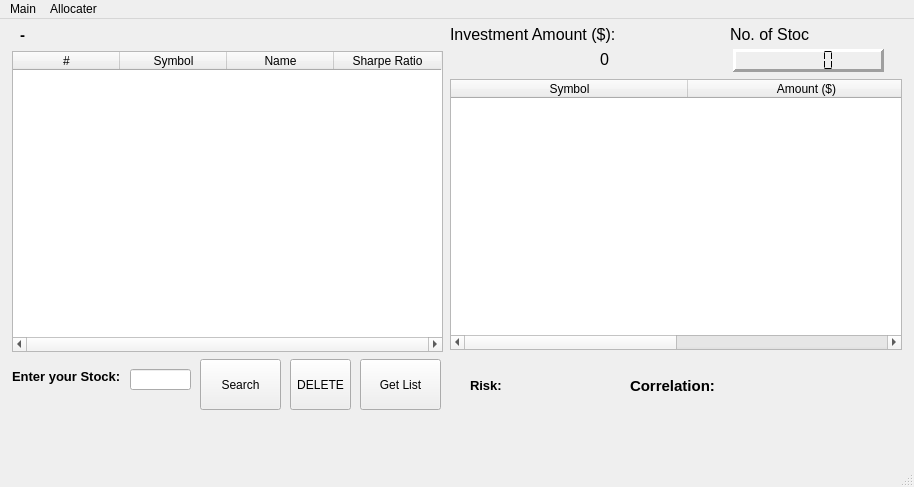
Qt form main.ui (zethsqx/simple-qf-calc-py) before a commit.
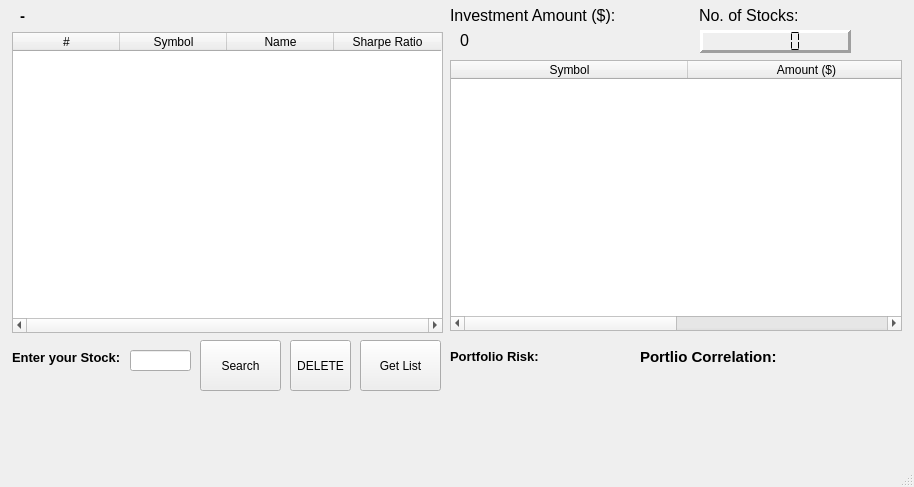
The same form after that commit.

What changed in the file:
```diff
--- a/main.ui
+++ b/main.ui
@@ -299,7 +299,7 @@
      <rect>
       <x>450</x>
       <y>0</y>
-      <width>171</width>
+      <width>221</width>
       <height>31</height>
      </rect>
     </property>
@@ -315,7 +315,7 @@
    <widget class="QLCDNumber" name="stockLCD">
     <property name="geometry">
      <rect>
-      <x>733</x>
+      <x>700</x>
       <y>30</y>
       <width>151</width>
       <height>23</height>
@@ -341,7 +341,7 @@
    <widget class="QLabel" name="investLabel">
     <property name="geometry">
      <rect>
-      <x>600</x>
+      <x>460</x>
       <y>30</y>
       <width>111</width>
       <height>21</height>
@@ -359,9 +359,9 @@
    <widget class="QLabel" name="label_3">
     <property name="geometry">
      <rect>
-      <x>730</x>
+      <x>699</x>
       <y>5</y>
-      <width>80</width>
+      <width>111</width>
       <height>21</height>
      </rect>
     </property>
@@ -400,8 +400,8 @@
    <widget class="QLabel" name="label_4">
     <property name="geometry">
      <rect>
-      <x>470</x>
-      <y>350</y>
+      <x>450</x>
+      <y>340</y>
       <width>114</width>
       <height>33</height>
      </rect>
@@ -414,14 +414,14 @@
      </font>
     </property>
     <property name="text">
-     <string>Risk:</string>
+     <string>Portfolio Risk:</string>
     </property>
    </widget>
    <widget class="QLabel" name="label_5">
     <property name="geometry">
      <rect>
-      <x>630</x>
-      <y>350</y>
+      <x>640</x>
+      <y>340</y>
       <width>161</width>
       <height>33</height>
      </rect>
@@ -434,15 +434,15 @@
      </font>
     </property>
     <property name="text">
-     <string>Correlation:</string>
+     <string>Portlio Correlation:</string>
     </property>
    </widget>
    <widget class="QLabel" name="riskValue">
     <property name="geometry">
      <rect>
-      <x>560</x>
-      <y>350</y>
-      <width>61</width>
+      <x>450</x>
+      <y>370</y>
+      <width>141</width>
       <height>33</height>
      </rect>
     </property>
@@ -473,8 +473,8 @@
    <widget class="QLabel" name="correlationValue">
     <property name="geometry">
      <rect>
-      <x>730</x>
-      <y>350</y>
+      <x>640</x>
+      <y>370</y>
       <width>161</width>
       <height>33</height>
      </rect>
@@ -520,9 +520,9 @@
    <widget class="QLabel" name="fliptable">
     <property name="geometry">
      <rect>
-      <x>220</x>
+      <x>200</x>
       <y>0</y>
-      <width>221</width>
+      <width>241</width>
       <height>31</height>
      </rect>
     </property>
@@ -538,31 +538,6 @@
     </property>
    </widget>
   </widget>
-  <widget class="QMenuBar" name="menubar">
-   <property name="geometry">
-    <rect>
-     <x>0</x>
-     <y>0</y>
-     <width>914</width>
-     <height>47</height>
-    </rect>
-   </property>
-   <property name="defaultUp">
-    <bool>false</bool>
-   </property>
-   <widget class="QMenu" name="menu1">
-    <property name="title">
-     <string>Main</string>
-    </property>
-   </widget>
-   <widget class="QMenu" name="menuAllocater">
-    <property name="title">
-     <string>Allocater</string>
-    </property>
-   </widget>
-   <addaction name="menu1"/>
-   <addaction name="menuAllocater"/>
-  </widget>
   <widget class="QStatusBar" name="statusbar"/>
  </widget>
  <resources/>
```
